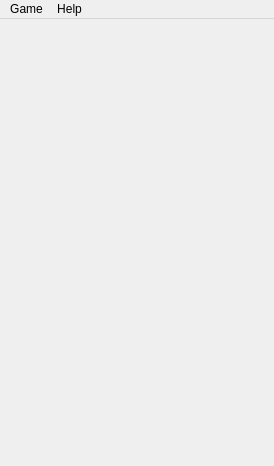
Old version of the form view/mainwindow.ui in the repository Engin-of-MAD/s21_snake.
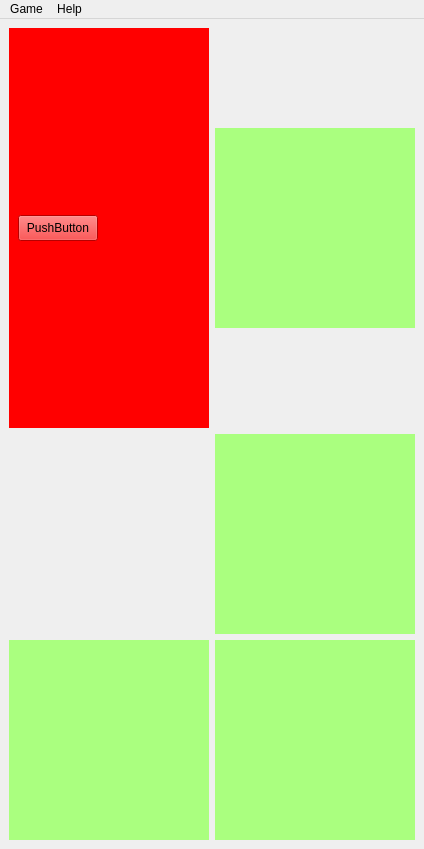
New version of the form.

Diff of the .ui file:
```diff
--- a/view/mainwindow.ui
+++ b/view/mainwindow.ui
@@ -6,8 +6,8 @@
    <rect>
     <x>0</x>
     <y>0</y>
-    <width>274</width>
-    <height>466</height>
+    <width>424</width>
+    <height>647</height>
    </rect>
   </property>
   <property name="minimumSize">
@@ -26,14 +26,123 @@
    <string>MainWindow</string>
   </property>
   <widget class="QWidget" name="centralwidget">
-   <layout class="QGridLayout" name="gridLayout"/>
+   <layout class="QGridLayout" name="gridLayout">
+    <item row="0" column="0">
+     <widget class="QWidget" name="widget" native="true">
+      <property name="minimumSize">
+       <size>
+        <width>200</width>
+        <height>400</height>
+       </size>
+      </property>
+      <property name="maximumSize">
+       <size>
+        <width>200</width>
+        <height>400</height>
+       </size>
+      </property>
+      <property name="styleSheet">
+       <string notr="true">background-color: rgb(255, 0, 0);</string>
+      </property>
+      <widget class="QPushButton" name="pushButton">
+       <property name="geometry">
+        <rect>
+         <x>9</x>
+         <y>187</y>
+         <width>80</width>
+         <height>26</height>
+        </rect>
+       </property>
+       <property name="text">
+        <string>PushButton</string>
+       </property>
+      </widget>
+     </widget>
+    </item>
+    <item row="2" column="0">
+     <widget class="QWidget" name="widget_5" native="true">
+      <property name="minimumSize">
+       <size>
+        <width>200</width>
+        <height>200</height>
+       </size>
+      </property>
+      <property name="maximumSize">
+       <size>
+        <width>200</width>
+        <height>200</height>
+       </size>
+      </property>
+      <property name="styleSheet">
+       <string notr="true">background-color: rgb(170, 255, 127);</string>
+      </property>
+     </widget>
+    </item>
+    <item row="0" column="1">
+     <widget class="QWidget" name="widget_2" native="true">
+      <property name="minimumSize">
+       <size>
+        <width>200</width>
+        <height>200</height>
+       </size>
+      </property>
+      <property name="maximumSize">
+       <size>
+        <width>200</width>
+        <height>200</height>
+       </size>
+      </property>
+      <property name="styleSheet">
+       <string notr="true">background-color: rgb(170, 255, 127);</string>
+      </property>
+     </widget>
+    </item>
+    <item row="2" column="1">
+     <widget class="QWidget" name="widget_3" native="true">
+      <property name="minimumSize">
+       <size>
+        <width>200</width>
+        <height>200</height>
+       </size>
+      </property>
+      <property name="maximumSize">
+       <size>
+        <width>200</width>
+        <height>200</height>
+       </size>
+      </property>
+      <property name="styleSheet">
+       <string notr="true">background-color: rgb(170, 255, 127);</string>
+      </property>
+     </widget>
+    </item>
+    <item row="1" column="1">
+     <widget class="QWidget" name="widget_4" native="true">
+      <property name="minimumSize">
+       <size>
+        <width>200</width>
+        <height>200</height>
+       </size>
+      </property>
+      <property name="maximumSize">
+       <size>
+        <width>200</width>
+        <height>200</height>
+       </size>
+      </property>
+      <property name="styleSheet">
+       <string notr="true">background-color: rgb(170, 255, 127);</string>
+      </property>
+     </widget>
+    </item>
+   </layout>
   </widget>
   <widget class="QMenuBar" name="menubar">
    <property name="geometry">
     <rect>
      <x>0</x>
      <y>0</y>
-     <width>274</width>
+     <width>424</width>
      <height>23</height>
     </rect>
    </property>
```
